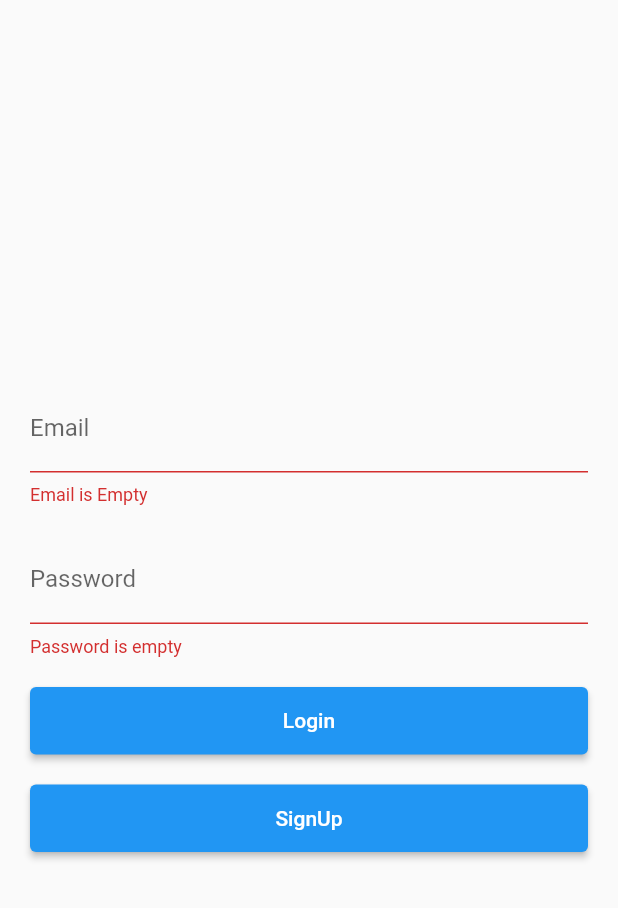
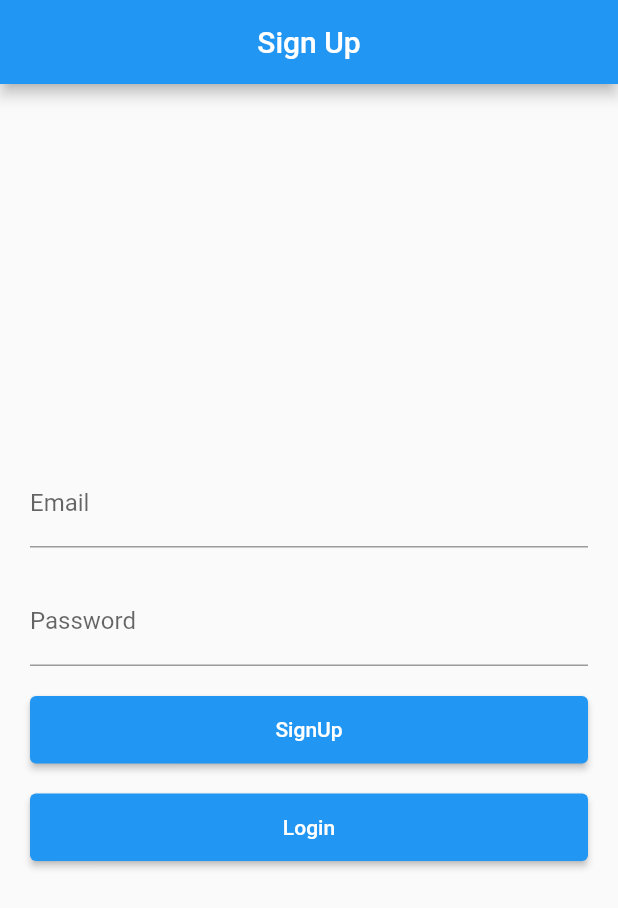
Before and after one commit to mdarslan7/login_signup, a Flutter app: the screen it shows after launch, after a tap on "Login", after a tap on "SignUp", on a phone screen of 412 x 824 dp. Shown: the top 908 px of the screen. Run offline on Flutter 3.47's test engine with Material 2 defaults, Android fonts, the phone set to English and light mode, and no system bars; our stand-ins replace firebase_auth, firebase_core; accounts and stored records are empty.

Commit message:
added files

```diff
--- a/lib/Pages/auth_page.dart
+++ b/lib/Pages/auth_page.dart
@@ -1,7 +1,7 @@
 import 'package:firebase_auth/firebase_auth.dart';
 import 'package:flutter/material.dart';
 import 'package:login_signup/Pages/home_page.dart';
-import 'package:login_signup/Pages/login_screen.dart';
+import 'package:login_signup/Pages/login_or_signup.dart';
 
 class AuthPage extends StatelessWidget {
   const AuthPage({super.key});
@@ -13,12 +13,12 @@ class AuthPage extends StatelessWidget {
         stream: FirebaseAuth.instance.authStateChanges(),
         builder: (BuildContext context, AsyncSnapshot<User?> snapshot) {
           if (snapshot.connectionState == ConnectionState.waiting) {
-            return CircularProgressIndicator();
+            return const CircularProgressIndicator();
           } else {
             if (snapshot.hasData) {
               return HomePage();
             } else {
-              return const LoginPage();
+              return const LoginAndSignUp();
             }
           }
         },
--- a/lib/Pages/login_or_signup.dart
+++ b/lib/Pages/login_or_signup.dart
@@ -1,4 +1,6 @@
 import 'package:flutter/material.dart';
+import 'package:login_signup/Pages/login_screen.dart';
+import 'package:login_signup/Pages/sign_up_page.dart';
 
 class LoginAndSignUp extends StatefulWidget {
   const LoginAndSignUp({super.key});
@@ -8,9 +10,24 @@ class LoginAndSignUp extends StatefulWidget {
 }
 
 class _LoginAndSignUpState extends State<LoginAndSignUp> {
-  bool isLogin = false;
+  bool isLogin = true;
+
+  void togglePage() {
+    setState(() {
+      isLogin = !isLogin;
+    });
+  }
+
   @override
   Widget build(BuildContext context) {
-    return const Placeholder();
+    if (isLogin) {
+      return LoginPage(
+        onPressed: togglePage,
+      );
+    } else {
+      return SignUp(
+        onPressed: togglePage,
+      );
+    }
   }
 }
--- a/lib/Pages/login_screen.dart
+++ b/lib/Pages/login_screen.dart
@@ -2,7 +2,8 @@ import 'package:firebase_auth/firebase_auth.dart';
 import 'package:flutter/material.dart';
 
 class LoginPage extends StatefulWidget {
-  const LoginPage({super.key});
+  final void Function()? onPressed;
+  const LoginPage({super.key, required this.onPressed});
 
   @override
   State<LoginPage> createState() => _LoginPageState();
@@ -47,6 +48,10 @@ class _LoginPageState extends State<LoginPage> {
   @override
   Widget build(BuildContext context) {
     return Scaffold(
+      appBar: AppBar(
+        centerTitle: true,
+        title: const Text("Login"),
+      ),
       body: Center(
         child: Padding(
           padding: const EdgeInsets.all(20.0), // Used const here
@@ -99,11 +104,7 @@ class _LoginPageState extends State<LoginPage> {
                   width: double.infinity,
                   height: 45,
                   child: ElevatedButton(
-                    onPressed: () {
-                      if (_formKey.currentState!.validate()) {
-                        print("Validation is Done!");
-                      }
-                    },
+                    onPressed: widget.onPressed,
                     child: const Text("SignUp"),
                   ),
                 ),
--- a/lib/Pages/sign_up_page.dart
+++ b/lib/Pages/sign_up_page.dart
@@ -2,7 +2,8 @@ import 'package:firebase_auth/firebase_auth.dart';
 import 'package:flutter/material.dart';
 
 class SignUp extends StatefulWidget {
-  const SignUp({super.key});
+  final void Function()? onPressed;
+  const SignUp({super.key, required this.onPressed});
 
   @override
   State<SignUp> createState() => _SignUpState();
@@ -52,6 +53,10 @@ class _SignUpState extends State<SignUp> {
   @override
   Widget build(BuildContext context) {
     return Scaffold(
+      appBar: AppBar(
+        centerTitle: true,
+        title: const Text("Sign Up"),
+      ),
       body: Center(
         child: Padding(
           padding: const EdgeInsets.all(20.0), // Used const here
@@ -104,7 +109,7 @@ class _SignUpState extends State<SignUp> {
                   width: double.infinity,
                   height: 45,
                   child: ElevatedButton(
-                    onPressed: () {},
+                    onPressed: widget.onPressed,
                     child: const Text("Login"),
                   ),
                 ),
--- a/lib/main.dart
+++ b/lib/main.dart
@@ -1,8 +1,9 @@
 import 'package:flutter/material.dart';
 import 'package:firebase_core/firebase_core.dart';
-import 'package:login_signup/Pages/login_screen.dart';
+import 'package:login_signup/Pages/auth_page.dart';
+// import 'package:login_signup/Pages/login_screen.dart';
 // import 'package:login_signup/Pages/auth_page.dart';
-import 'package:login_signup/Pages/sign_up_page.dart';
+// import 'package:login_signup/Pages/sign_up_page.dart';
 import 'firebase_options.dart';
 
 void main() async {
@@ -22,7 +23,7 @@ class MyApp extends StatelessWidget {
     return MaterialApp(
       title: 'Flutter Demo',
       theme: ThemeData(),
-      home: const LoginPage(),
+      home: const AuthPage(),
       //const AuthPage(),
     );
   }
```
